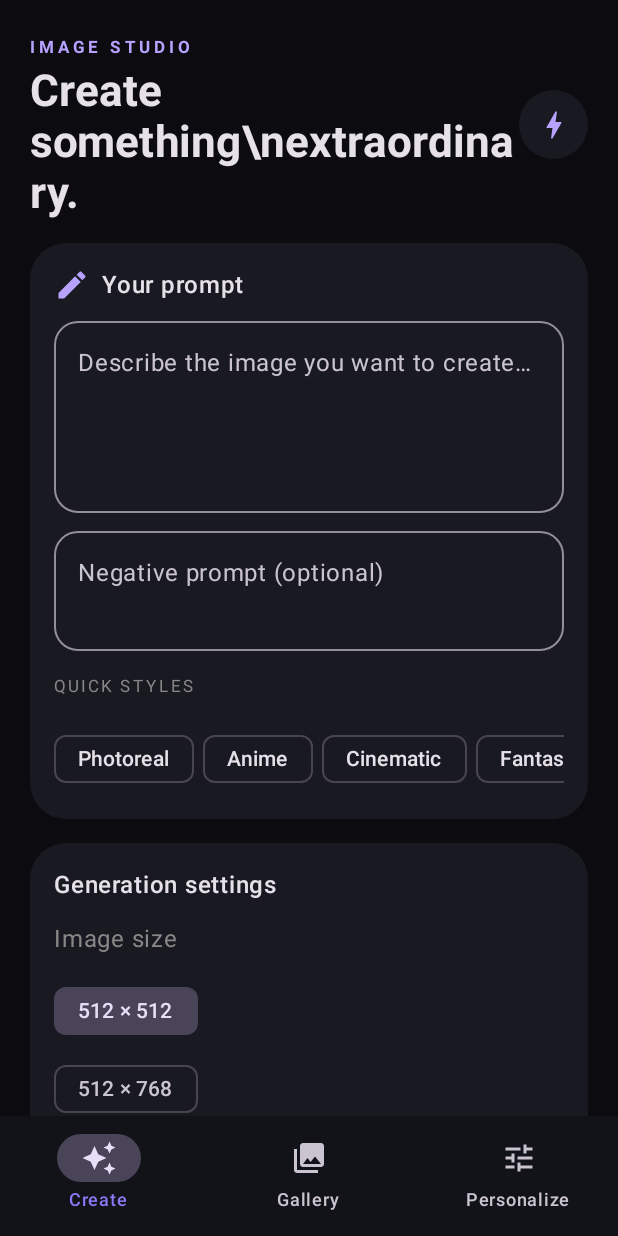
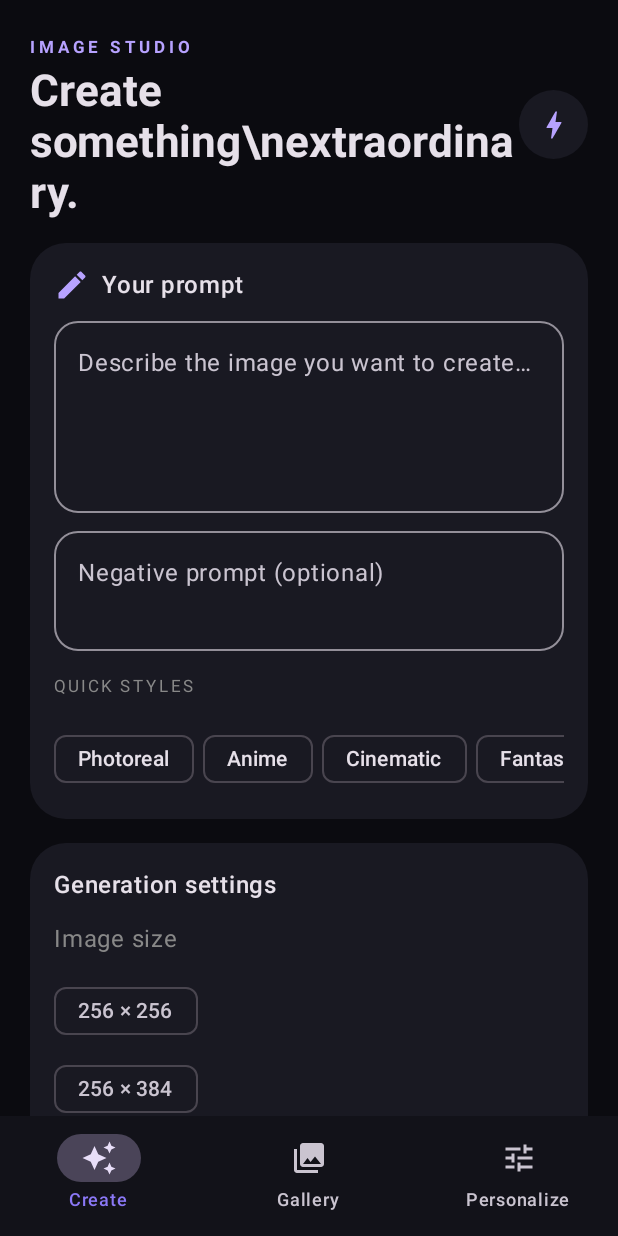
Before and after one commit to rupta1/Image-Generator, an Android app built with Jetpack Compose: the screen it shows after launch (MainActivity), on a phone screen of 412 x 824 dp. Run offline under Robolectric (Android 15) with nearby library versions, the phone set to English and light mode, and no system bars; pictures from the network do not load.

Commit message:
Restrict initial generation to low memory settings

```diff
--- a/app/src/main/java/com/rupta/imagegenerator/ui/ImageGeneratorApp.kt
+++ b/app/src/main/java/com/rupta/imagegenerator/ui/ImageGeneratorApp.kt
@@ -115,10 +115,10 @@ private fun CreateScreen(modifier: Modifier, prompt:String, onPrompt:(String)->U
                 Text("Generation settings", fontWeight=FontWeight.SemiBold)
                 Text("Image size", color=Color.Gray)
                 Column(verticalArrangement=Arrangement.spacedBy(4.dp)) {
-                    listOf("512 × 512","512 × 768","768 × 512").forEach { value -> FilterChip(selected=size==value, onClick={onSize(value)}, label={Text(value)}) }
+                    listOf("256 × 256","256 × 384","384 × 256").forEach { value -> FilterChip(selected=size==value, onClick={onSize(value)}, label={Text(value)}) }
                 }
                 Row(verticalAlignment=Alignment.CenterVertically) { Text("Steps", Modifier.weight(1f)); Text(steps.toInt().toString(), color=violet) }
-                Slider(value=steps, onValueChange=onSteps, valueRange=10f..30f, steps=19)
+                Slider(value=steps.coerceIn(5f,10f), onValueChange=onSteps, valueRange=5f..10f, steps=4)
                 OutlinedTextField(seed, onSeed, modifier=Modifier.fillMaxWidth(), label={Text("Seed (optional)")}, placeholder={Text("Random seed")})
             }
         }
@@ -158,7 +158,7 @@ private fun CreateScreen(modifier: Modifier, prompt:String, onPrompt:(String)->U
                         try {
                             val bitmap=withContext(Dispatchers.IO) {
                                 OnnxDiffusionRuntime.load(context,chosen.directory).use { runtime ->
-                                    runtime.generate(GenerationRequest(prompt,negative,width,height,steps.toInt(),parsedSeed),
+                                    runtime.generate(GenerationRequest(prompt,negative,width,height,steps.toInt().coerceIn(5,10),parsedSeed),
                                         onProgress={ p -> progress=p },isCancelled={flag.get()})
                                 }
                             }
```
